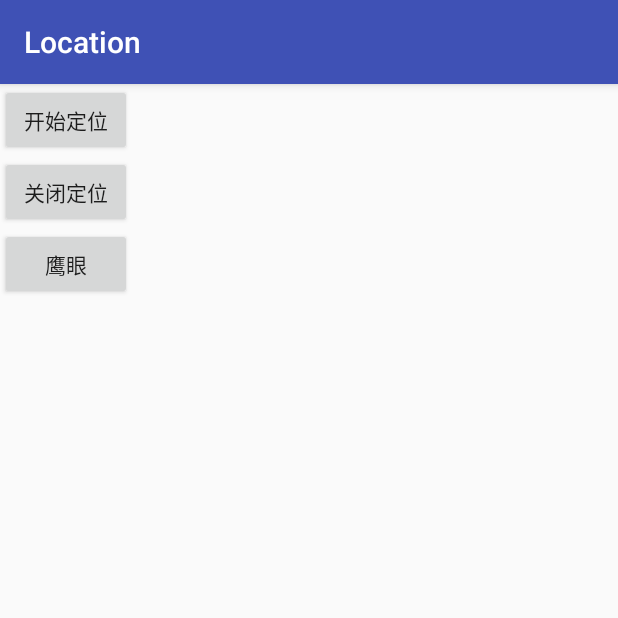
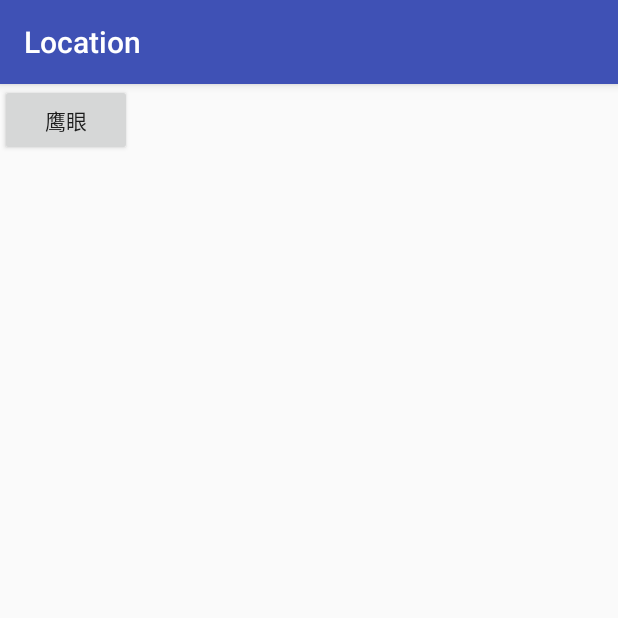
Before and after one commit to like5188/Location, an Android app: the screen it shows after launch (MainActivity), on a phone screen of 412 x 824 dp, the top half of it. Run offline under Robolectric (Android 15) with nearby library versions, the phone set to English and light mode, and no system bars; our stand-ins replace data binding; libraries missing offline, so code that uses them is left out: com.baidu.mapapi; 1 statement that could not run was skipped.

Commit message:
鹰眼功能集成

```diff
--- a/sample/build.gradle
+++ b/sample/build.gradle
@@ -11,6 +11,7 @@ android {
         targetSdkVersion 26
         versionCode 1
         versionName "1.0"
+        multiDexEnabled true
         testInstrumentationRunner "android.support.test.runner.AndroidJUnitRunner"
     }
     buildTypes {
--- a/sample/src/main/java/com/like/location/sample/MainActivity.kt
+++ b/sample/src/main/java/com/like/location/sample/MainActivity.kt
@@ -11,25 +11,12 @@ import com.like.location.sample.databinding.ActivityMainBinding
 
 class MainActivity : AppCompatActivity() {
     private val mBinding: ActivityMainBinding by lazy { DataBindingUtil.setContentView<ActivityMainBinding>(this, R.layout.activity_main) }
-    private val mLocationUtils: LocationUtils by lazy {
-        LocationUtils(this, object : MyLocationListener() {
-
-        })
-    }
 
     override fun onCreate(savedInstanceState: Bundle?) {
         super.onCreate(savedInstanceState)
         mBinding
     }
 
-    fun startLocation(view: View) {
-        mLocationUtils.start()
-    }
-
-    fun stopLocation(view: View) {
-        mLocationUtils.stop()
-    }
-
     fun trace(view: View) {
         startActivity(Intent(this, TracingActivity::class.java))
     }
--- a/sample/src/main/res/layout/activity_main.xml
+++ b/sample/src/main/res/layout/activity_main.xml
@@ -6,24 +6,11 @@
         android:layout_height="match_parent"
         android:orientation="vertical">
 
-
-            <Button
-                android:layout_width="wrap_content"
-                android:layout_height="wrap_content"
-                android:onClick="startLocation"
-                android:text="开始定位" />
-
-            <Button
-                android:layout_width="wrap_content"
-                android:layout_height="wrap_content"
-                android:onClick="stopLocation"
-                android:text="关闭定位" />
-
-            <Button
-                android:layout_width="wrap_content"
-                android:layout_height="wrap_content"
-                android:onClick="trace"
-                android:text="鹰眼" />
+        <Button
+            android:layout_width="wrap_content"
+            android:layout_height="wrap_content"
+            android:onClick="trace"
+            android:text="鹰眼" />
 
     </LinearLayout>
 
```
Also changed, not shown: location/src/main/java/com/like/location/TraceUtils.kt (+9 -7 lines), sample/src/main/java/com/like/location/sample/TracingActivity.kt (+20 -2 lines).
